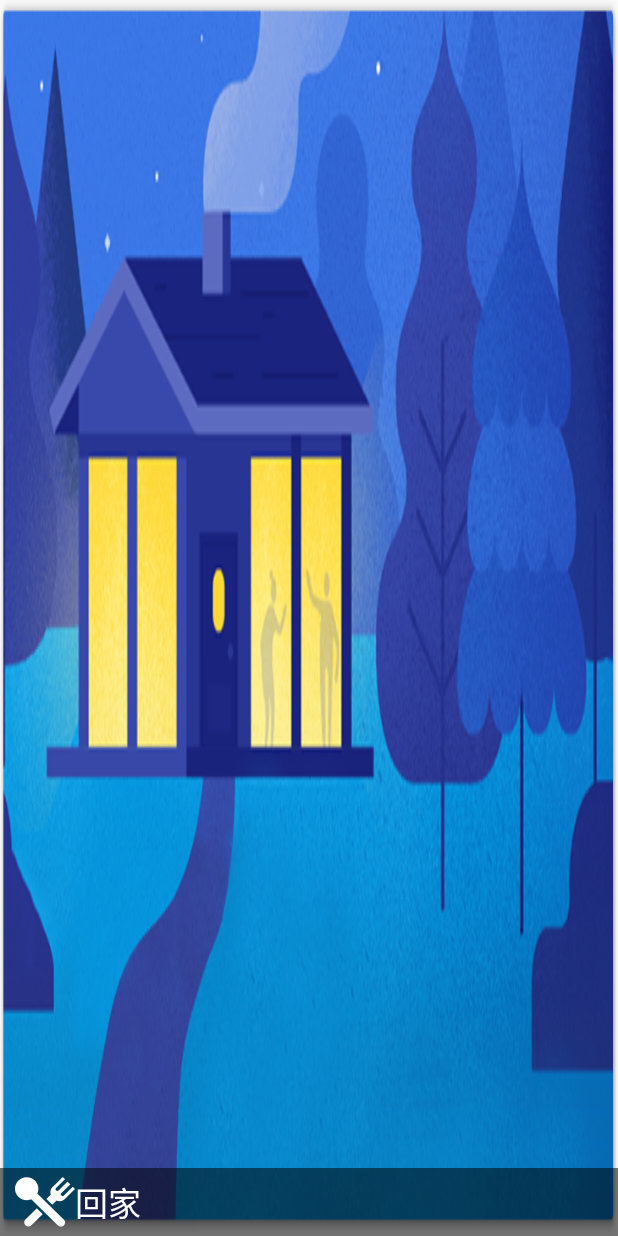
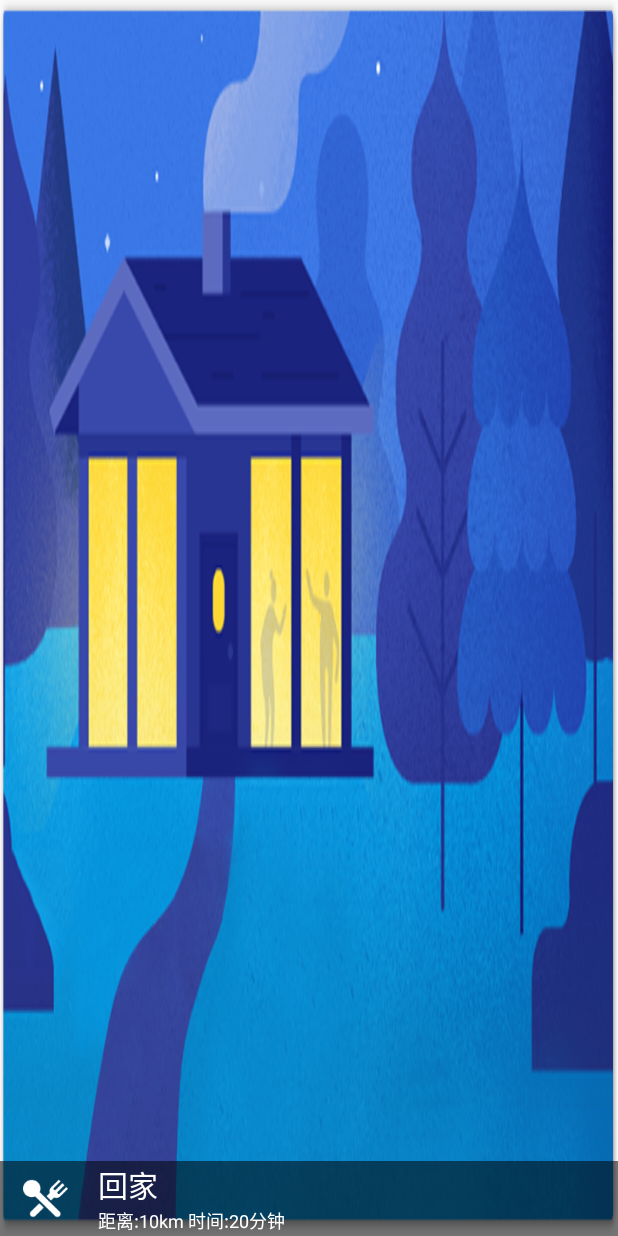
Before and after one commit to yiyeshuxin/Menu, an Android app: the layout layout_component_main_menu_display_item.xml on its own in the app's theme, with its tools: preview values and no code run, on a phone screen of 412 x 824 dp. Run offline under Robolectric (Android 15) with nearby library versions, the phone set to English and light mode, and no system bars.

Commit message:
修改记录 1 主页轮询修改图片，添加ETA信息 2 回家不能跳起导航的问题解决（因为auto接口问题，要是没有启动，不能响应进入收藏界面，统一改为进入地图界面） 3 调起乐视的问题，那个字段，我这边添加了，但是我这边测试是不能解决问题，陆华说可以，让他帮忙看一下这个程序

```diff
--- a/AutoMenu/app/src/main/java/module_menu/AMMainMenuFragment.java
+++ b/AutoMenu/app/src/main/java/module_menu/AMMainMenuFragment.java
@@ -9,6 +9,7 @@ import android.widget.LinearLayout;
 
 import com.autonavi.automenu.R;
 
+import common.amapauto_relative.AMMapFunctionManager;
 import common.baseClass.AMBaseFragment;
 import common.system_tools.AMSystemManager;
 import module_menu.component_apps.AMComponentApps;
@@ -55,6 +56,7 @@ public class AMMainMenuFragment extends AMBaseFragment {
 
         componentDisplay = new AMComponentDisplay(this, this.getActivity(), (LinearLayout)rootView.findViewById(R.id.main_menu_display_component));
         componentApps = new AMComponentApps(this, this.getActivity(), (LinearLayout)rootView.findViewById(R.id.main_menu_apps));
+
         return rootView;
     }
 
--- a/AutoMenu/app/src/main/res/layout/layout_component_main_menu_display_item.xml
+++ b/AutoMenu/app/src/main/res/layout/layout_component_main_menu_display_item.xml
@@ -10,20 +10,60 @@
         android:layout_width="match_parent"
         android:layout_height="match_parent" />
 
-    <TextView
+    <LinearLayout
         android:layout_width="match_parent"
-        android:layout_height="45dp"
-        android:paddingLeft="10dp"
-        android:paddingBottom="5dp"
-        android:paddingTop="5dp"
         android:background="#88000000"
         android:layout_alignParentBottom="true"
-        android:id="@+id/display_item_title"
-        android:textColor="@android:color/white"
-        android:drawableLeft="@mipmap/am_ic_food"
-        android:text="回家"
         android:gravity="center_vertical"
-        android:textSize="22dp"
-        />
+        android:layout_height="50dp">
+
+        <ImageView
+            android:id="@+id/display_item_icon"
+            android:layout_width="30dp"
+            android:layout_height="30dp"
+            android:background="@mipmap/am_ic_food"
+            android:layout_centerVertical="true"
+            android:layout_marginLeft="15dp"/>
+
+        <LinearLayout
+            android:layout_width="wrap_content"
+            android:orientation="vertical"
+            android:layout_marginLeft="20dp"
+            android:layout_height="wrap_content">
+            <TextView
+                android:layout_width="wrap_content"
+                android:layout_height="wrap_content"
+                android:id="@+id/display_item_name"
+                android:textColor="@android:color/white"
+                android:textSize="20dp"
+                android:text="回家" />
+            <TextView
+                android:layout_width="wrap_content"
+                android:layout_height="wrap_content"
+                android:id="@+id/display_item_sub_name"
+                android:textSize="12dp"
+                android:textColor="@android:color/white"
+                android:text="距离:10km 时间:20分钟"/>
+
+        </LinearLayout>
+
+
+    </LinearLayout>
+
+    <!--<TextView-->
+        <!--android:layout_width="match_parent"-->
+        <!--android:layout_height="45dp"-->
+        <!--android:paddingLeft="10dp"-->
+        <!--android:paddingBottom="5dp"-->
+        <!--android:paddingTop="5dp"-->
+        <!--android:background="#88000000"-->
+        <!--android:layout_alignParentBottom="true"-->
+        <!--android:id="@+id/display_item_title"-->
+        <!--android:textColor="@android:color/white"-->
+        <!--android:drawableLeft="@mipmap/am_ic_food"-->
+        <!--android:text="回家"-->
+        <!--android:gravity="center_vertical"-->
+        <!--android:textSize="22dp"-->
+        <!--/>-->
 
 </RelativeLayout>
```
Also changed, not shown: AutoMenu/app/src/main/AndroidManifest.xml (+4 -3 lines), AutoMenu/app/src/main/java/module_menu/component_display/AMComponentDisplay.java (+7 -10 lines).
